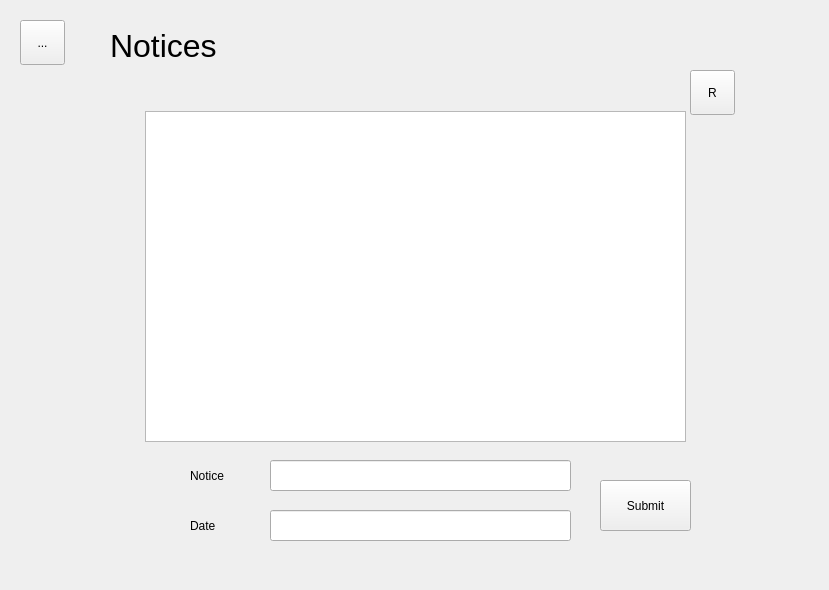
The window that MicroManage/noticesform.ui (greg-maceachern12/MicroManage) describes before a commit, drawn with Qt 5.
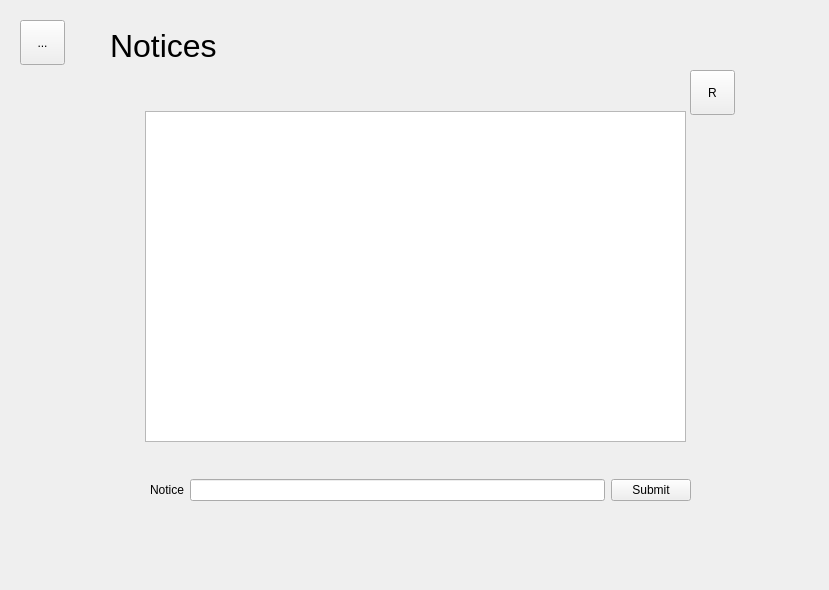
The same window after the commit.

Commit message: added to/from bug fix on messages screen and added automatic timestamp on notice page

What changed in the file:
```diff
--- a/MicroManage/noticesform.ui
+++ b/MicroManage/noticesform.ui
@@ -76,28 +76,18 @@
      <string>R</string>
     </property>
    </widget>
-   <widget class="QPushButton" name="btnCreate">
+   <widget class="QWidget" name="horizontalLayoutWidget">
     <property name="geometry">
      <rect>
-      <x>600</x>
-      <y>480</y>
-      <width>91</width>
-      <height>51</height>
+      <x>150</x>
+      <y>450</y>
+      <width>541</width>
+      <height>80</height>
      </rect>
     </property>
-    <property name="text">
-     <string>Submit</string>
-    </property>
-   </widget>
+    <layout class="QHBoxLayout" name="horizontalLayout">
+     <item>
    <widget class="QLabel" name="label">
-    <property name="geometry">
-     <rect>
-      <x>190</x>
-      <y>460</y>
-      <width>59</width>
-      <height>31</height>
-     </rect>
-    </property>
     <property name="text">
      <string>Notice</string>
     </property>
@@ -105,41 +95,18 @@
      <set>Qt::AlignLeading|Qt::AlignLeft|Qt::AlignVCenter</set>
     </property>
    </widget>
-   <widget class="QLabel" name="label_2">
-    <property name="geometry">
-     <rect>
-      <x>190</x>
-      <y>510</y>
-      <width>59</width>
-      <height>31</height>
-     </rect>
-    </property>
+     </item>
+     <item>
+      <widget class="QLineEdit" name="txtNotice"/>
+     </item>
+     <item>
+      <widget class="QPushButton" name="btnCreate">
     <property name="text">
-     <string>Date</string>
-    </property>
-    <property name="alignment">
-     <set>Qt::AlignLeading|Qt::AlignLeft|Qt::AlignVCenter</set>
-    </property>
-   </widget>
-   <widget class="QLineEdit" name="txtNotice">
-    <property name="geometry">
-     <rect>
-      <x>270</x>
-      <y>460</y>
-      <width>301</width>
-      <height>31</height>
-     </rect>
-    </property>
-   </widget>
-   <widget class="QLineEdit" name="txtDate">
-    <property name="geometry">
-     <rect>
-      <x>270</x>
-      <y>510</y>
-      <width>301</width>
-      <height>31</height>
-     </rect>
-    </property>
+        <string>Submit</string>
+       </property>
+      </widget>
+     </item>
+    </layout>
    </widget>
   </widget>
   <zorder>Notices</zorder>
```
Lines whose indentation alone changed are shown as unchanged. The commit also changes 3 other files.
